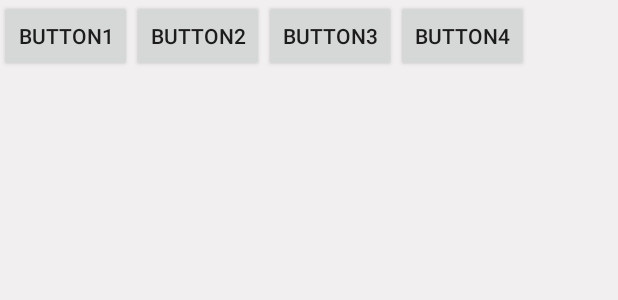
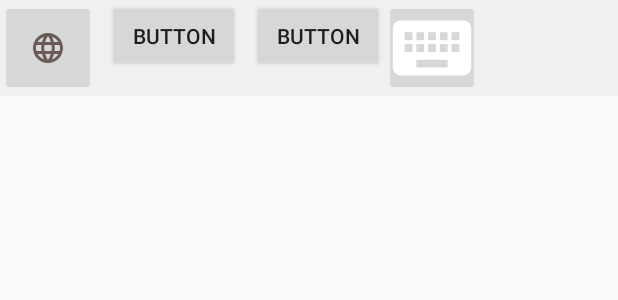
Before and after one commit to hiroshiyui/GuilelessBopomofo, an Android app: the layout keyboard_layout.xml on its own in the app's theme, with its tools: preview values and no code run, on a phone screen of 412 x 824 dp. Shown: the top 300 px of the screen. Run offline under Robolectric (Android 15) with nearby library versions, the phone set to English and light mode, and no system bars; network calls fail.

Commit message:
WIP: Building software keyboard
Signed-off-by: Hui-Hong You <hiroshi@ghostsinthelab.org>

```diff
--- a/app/src/main/java/org/ghostsinthelab/apps/guilelessbopomofo/ChewingService.kt
+++ b/app/src/main/java/org/ghostsinthelab/apps/guilelessbopomofo/ChewingService.kt
@@ -4,7 +4,6 @@ import android.inputmethodservice.InputMethodService
 import android.util.Log
 import android.view.View
 import android.view.inputmethod.EditorInfo
-import android.widget.Button
 
 class ChewingService : InputMethodService(), View.OnClickListener {
     val LOGTAG = "Service"
--- a/app/src/main/res/layout/keyboard_layout.xml
+++ b/app/src/main/res/layout/keyboard_layout.xml
@@ -1,38 +1,44 @@
 <?xml version="1.0" encoding="utf-8"?>
-<LinearLayout xmlns:android="http://schemas.android.com/apk/res/android"
+<RelativeLayout xmlns:android="http://schemas.android.com/apk/res/android"
     xmlns:app="http://schemas.android.com/apk/res-auto"
     xmlns:tools="http://schemas.android.com/tools"
+    android:id="@+id/relativeLayout"
     android:layout_width="match_parent"
-    android:layout_height="match_parent"
+    android:layout_height="wrap_content"
     android:background="#F1EFEF"
     android:visibility="visible">
 
-    <Button
-        android:id="@+id/button10"
-        android:layout_width="wrap_content"
+    <LinearLayout
+        android:layout_width="match_parent"
         android:layout_height="wrap_content"
-        android:text="Button1" />
+        android:orientation="horizontal">
+
+        <ImageButton
+            android:id="@+id/imageButton2"
+            android:layout_width="64dp"
+            android:layout_height="64dp"
+            android:scaleType="center"
+            android:src="@drawable/ic_baseline_language_24" />
 
         <Button
             android:id="@+id/button"
             android:layout_width="wrap_content"
             android:layout_height="wrap_content"
-        android:text="Button2" />
+            android:layout_marginStart="8dp"
+            android:text="Button" />
 
         <Button
             android:id="@+id/button2"
             android:layout_width="wrap_content"
             android:layout_height="wrap_content"
-        android:text="Button3"
-        tools:layout_conversion_absoluteHeight="48dp"
-        tools:layout_conversion_absoluteWidth="88dp" />
+            android:layout_marginStart="8dp"
+            android:text="Button" />
 
-    <Button
-        android:id="@+id/button3"
-        android:layout_width="wrap_content"
-        android:layout_height="wrap_content"
-        android:text="Button4"
-        tools:layout_conversion_absoluteHeight="48dp"
-        tools:layout_conversion_absoluteWidth="88dp" />
+        <ImageButton
+            android:id="@+id/imageButton3"
+            android:layout_width="64dp"
+            android:layout_height="64dp"
+            android:src="@drawable/ic_launcher_foreground" />
+    </LinearLayout>
 
-</LinearLayout>
+</RelativeLayout>
```
Lines whose indentation alone changed are shown as unchanged.
